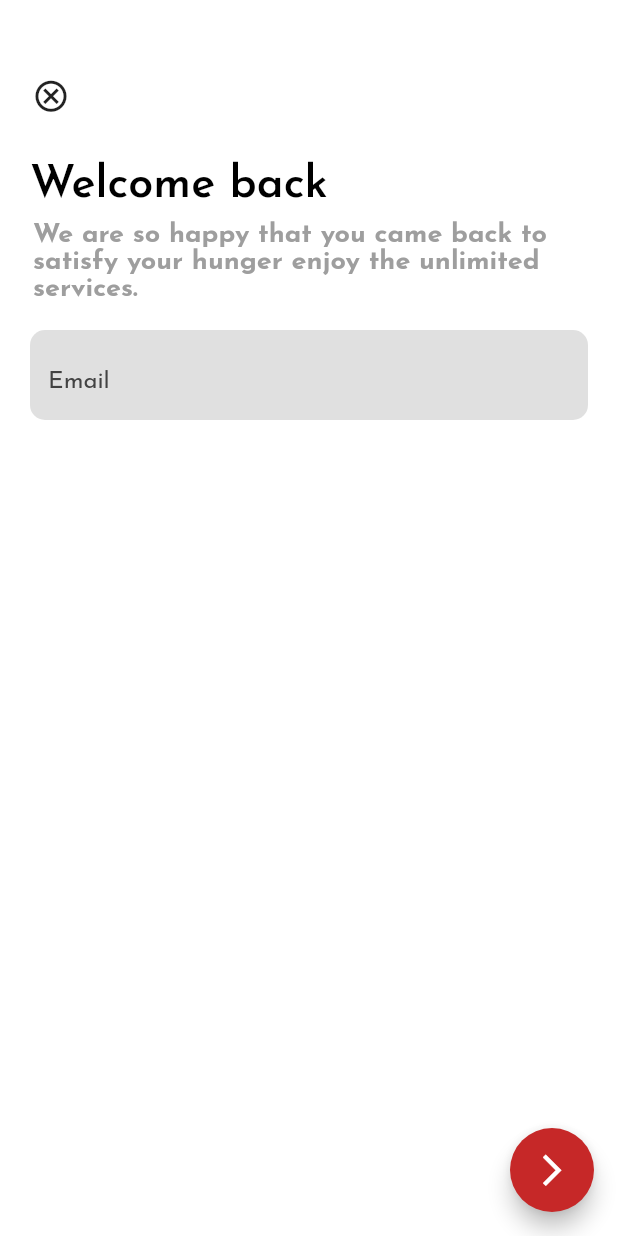
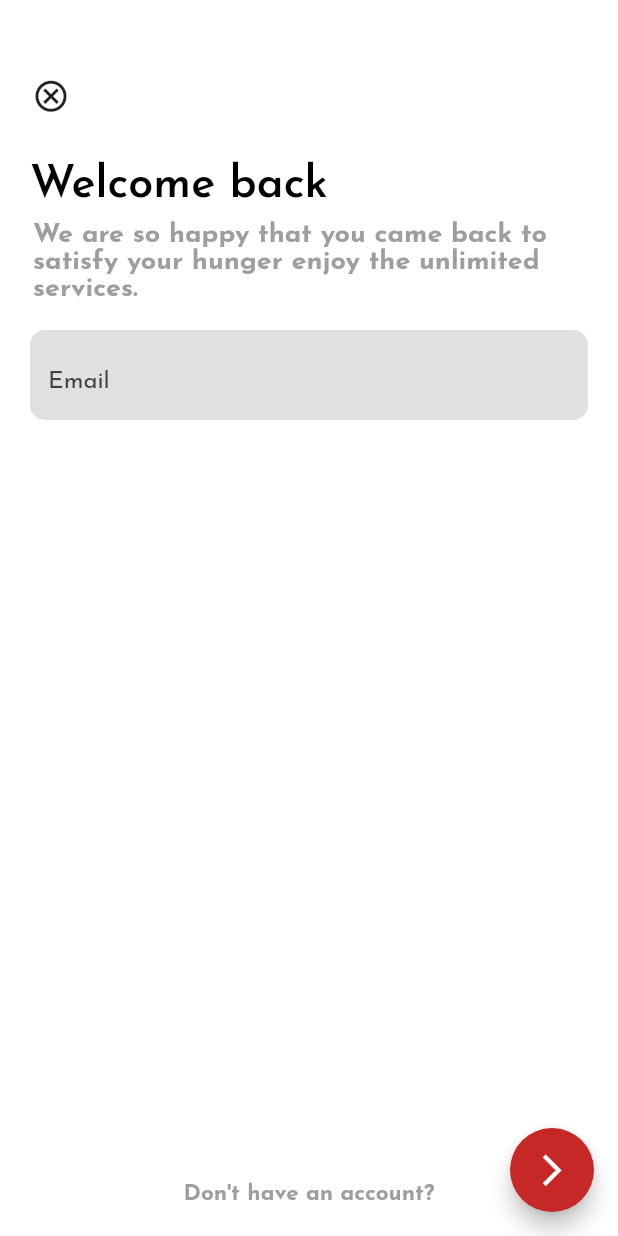
Before and after one commit to naveeramesh/Foodo, a Flutter app: the screen it shows after launch, after a tap on "Skip", after a tap on "Continue with email", on a phone screen of 412 x 824 dp. Run offline on Flutter 3.47's test engine with Material 2 defaults, Android fonts, the phone set to English and light mode, and no system bars; our stand-ins replace carousel_slider, cloud_firestore, firebase_auth, firebase_core, geocoding, geolocator and 4 more; accounts and stored records are empty.

Commit message:
feat:Updated Signup Ui

```diff
--- /dev/null
+++ b/foodo/lib/Auth/Signin/email.dart
@@ -0,0 +1,73 @@
+import 'package:flutter/material.dart';
+import 'package:foodo/Auth/Signup/email_signup.dart';
+import 'package:foodo/Auth/Signup/password_signup.dart';
+import 'package:foodo/Auth/widgets/footer.dart';
+import 'package:foodo/Auth/widgets/header.dart';
+import 'package:foodo/Auth/Signin/password.dart';
+import 'package:foodo/Auth/widgets/textfield.dart';
+import 'package:foodo/constants/text.dart';
+
+class Signin_New extends StatefulWidget {
+  const Signin_New({Key? key}) : super(key: key);
+
+  @override
+  _Signin_NewState createState() => _Signin_NewState();
+}
+
+class _Signin_NewState extends State<Signin_New> {
+  TextEditingController emailcontroller = TextEditingController();
+  @override
+  Widget build(BuildContext context) {
+    return Scaffold(
+      floatingActionButton: FloatingActionButton(
+        backgroundColor: Colors.red[800],
+        child: Icon(
+          Icons.arrow_forward_ios_outlined,
+          color: Colors.white,
+          size: 25,
+        ),
+        onPressed: () {
+          emailcontroller.text.isEmpty
+              ? ScaffoldMessenger.of(context).showSnackBar(SnackBar(
+                  backgroundColor: Colors.grey[400],
+                  content: Helper.text("Enter your mail id to register", 20, 0,
+                      Colors.black, FontWeight.normal)))
+              : Navigator.pushReplacement(
+                  context,
+                  MaterialPageRoute(
+                      builder: (b) => Password_Signup(
+                            email: emailcontroller,
+                          )));
+        },
+      ),
+      backgroundColor: Colors.white,
+      body: Container(
+        height: MediaQuery.of(context).size.height,
+        child: Column(
+          children: [
+            Header(
+              text: "Welcome back",
+              subtext:
+                  "We are so happy that you came back to satisfy your hunger enjoy the unlimited services.",
+            ),
+            TextField_Custom(
+                text: "Email",
+                controller: emailcontroller,
+                width: double.infinity),
+            Spacer(),
+            GestureDetector(
+                onTap: () {
+                  Navigator.pushReplacement(context,
+                      MaterialPageRoute(builder: (b) => Signup_Email()));
+                },
+                child:
+                    BottomText.Footer(Colors.grey, "Don't have an account?")),
+            SizedBox(
+              height: 20,
+            ),
+          ],
+        ),
+      ),
+    );
+  }
+}
--- a/foodo/lib/Auth/email.dart
+++ b/foodo/lib/Auth/Signup/email_signup.dart
@@ -1,17 +1,17 @@
 import 'package:flutter/material.dart';
 import 'package:foodo/Auth/widgets/header.dart';
-import 'package:foodo/Auth/widgets/password.dart';
+import 'package:foodo/Auth/Signin/password.dart';
 import 'package:foodo/Auth/widgets/textfield.dart';
 import 'package:foodo/constants/text.dart';
 
-class Signin_New extends StatefulWidget {
-  const Signin_New({Key? key}) : super(key: key);
+class Signup_Email extends StatefulWidget {
+  const Signup_Email({Key? key}) : super(key: key);
 
   @override
-  _Signin_NewState createState() => _Signin_NewState();
+  _Signup_EmailState createState() => _Signup_EmailState();
 }
 
-class _Signin_NewState extends State<Signin_New> {
+class _Signup_EmailState extends State<Signup_Email> {
   TextEditingController emailcontroller = TextEditingController();
   @override
   Widget build(BuildContext context) {
@@ -43,9 +43,8 @@ class _Signin_NewState extends State<Signin_New> {
         child: Column(
           children: [
             Header(
-              text: "Welcome back",
-              subtext:
-                  "We are so happy that you came back to satisfy your hunger enjoy the unlimited services.",
+              text: "Create an account",
+              subtext: "So you can enjoy the delicious food by door step",
             ),
             TextField_Custom(
                 text: "Email",
--- a/foodo/lib/Auth/widgets/footer.dart
+++ b/foodo/lib/Auth/widgets/footer.dart
@@ -3,6 +3,6 @@ import 'package:foodo/constants/text.dart';
 
 class BottomText {
   static Widget Footer(Color? color, String text) {
-    return Center(child: Helper.text(text, 15, 0, color!, FontWeight.normal));
+    return Center(child: Helper.text(text, 15, 0, color!, FontWeight.bold));
   }
 }
--- a/foodo/lib/Onboarding/startscreen.dart
+++ b/foodo/lib/Onboarding/startscreen.dart
@@ -1,6 +1,6 @@
 import 'package:flutter/material.dart';
 import 'package:foodo/Auth/service/google_auth.dart';
-import 'package:foodo/Auth/email.dart';
+import 'package:foodo/Auth/Signin/email.dart';
 import 'package:foodo/Auth/userdetails.dart';
 import 'package:foodo/constants/button.dart';
 import 'package:foodo/constants/text.dart';
```
Also changed, not shown: foodo/lib/Auth/Signin/password.dart (renamed from foodo/lib/Auth/widgets/password.dart, +42 -6 lines), foodo/lib/Auth/Signup/password_signup.dart (added, +129 -0 lines).
